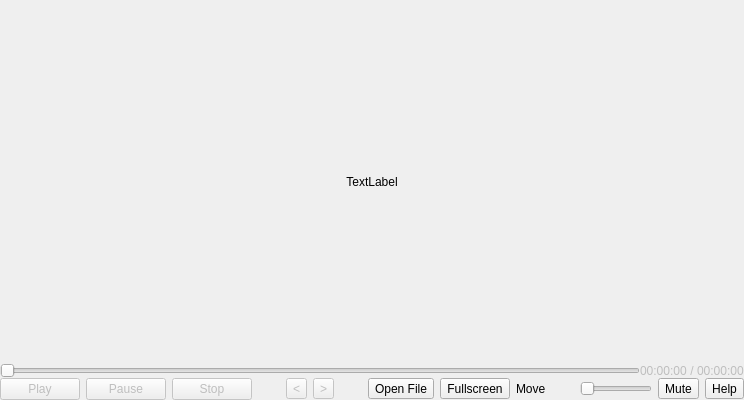
Old version of the form src/player/player.ui in the repository vkohaupt/vokoscreenNG.
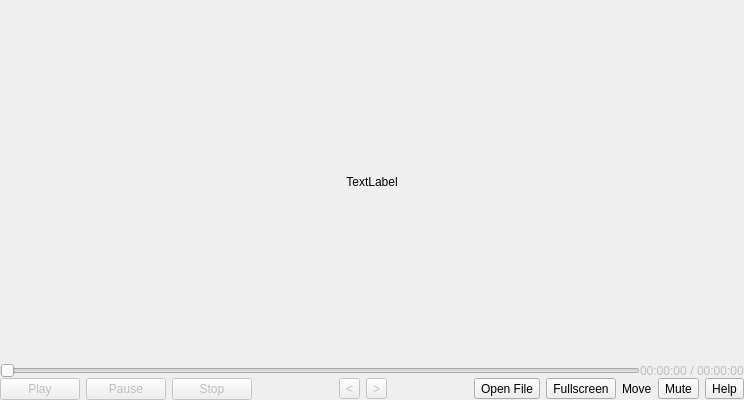
New version of the form. Custom widgets are drawn as their Qt base class.

Commit message: Player: add spezialslider

Diff of the .ui file:
```diff
--- a/src/player/player.ui
+++ b/src/player/player.ui
@@ -318,29 +318,6 @@
               </property>
              </widget>
             </item>
-            <item>
-             <spacer name="horizontalSpacer">
-              <property name="orientation">
-               <enum>Qt::Horizontal</enum>
-              </property>
-              <property name="sizeHint" stdset="0">
-               <size>
-                <width>40</width>
-                <height>20</height>
-               </size>
-              </property>
-             </spacer>
-            </item>
-            <item>
-             <widget class="QSlider" name="sliderVolume">
-              <property name="toolTip">
-               <string>Volume</string>
-              </property>
-              <property name="orientation">
-               <enum>Qt::Horizontal</enum>
-              </property>
-             </widget>
-            </item>
             <item>
              <widget class="QToolButton" name="toolButtonMute">
               <property name="toolTip">
```
The commit also changes 5 other files.
